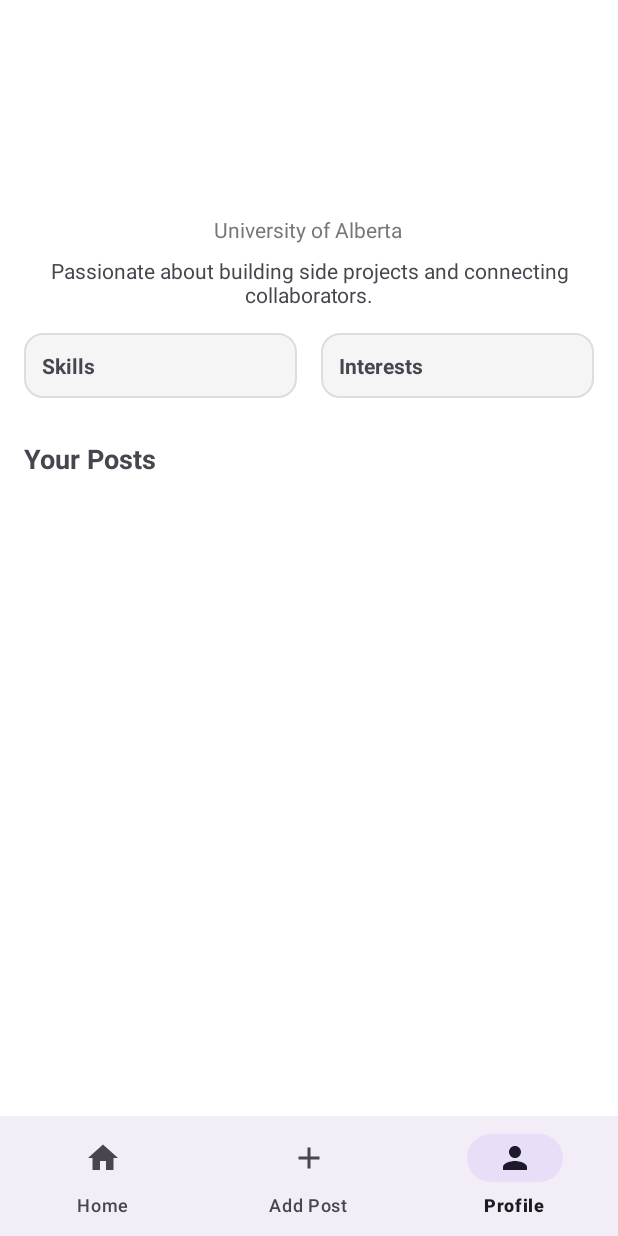
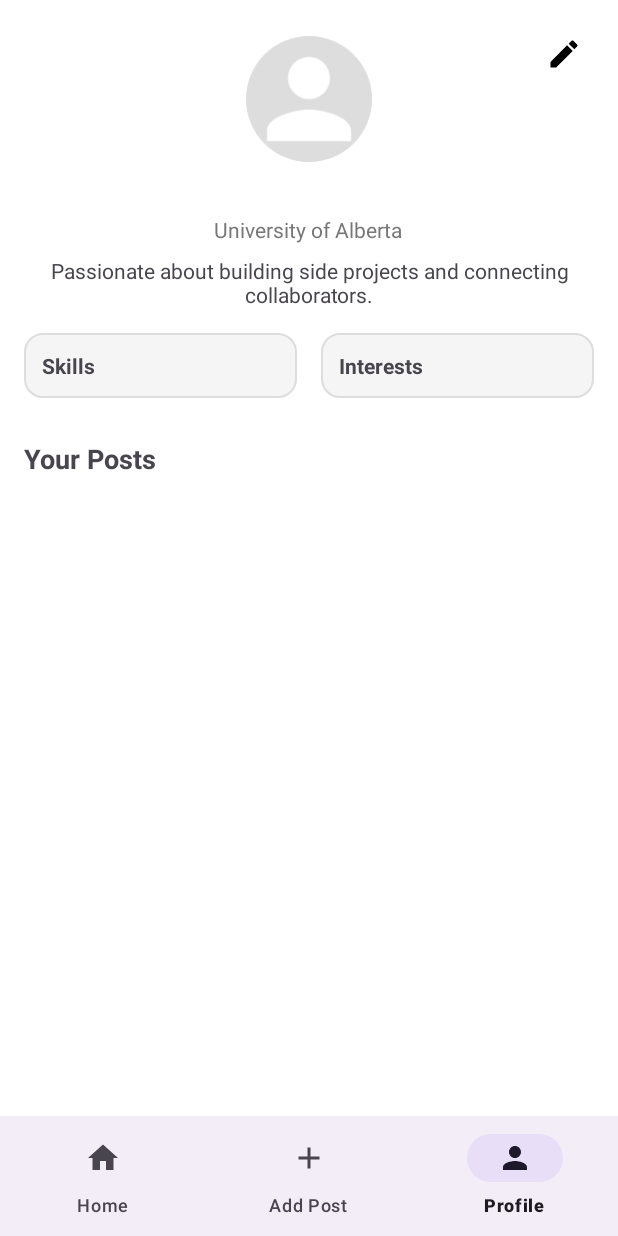
Before and after one commit to Roshan1299/DevSwipe, an Android app: the ProfileFragment screen opened through its navigation route, on a phone screen of 412 x 824 dp. Run offline under Robolectric (Android 15) with nearby library versions, the phone set to English and light mode, and no system bars; our stand-ins replace Firebase (no records; nobody signed in at launch, a user with empty details on screens opened directly), Picasso, navigation-ui; pictures from the network do not load.

Commit message:
ui: enhanced ui for home and profile fragments

```diff
--- a/code/app/src/main/res/layout/fragment_profile.xml
+++ b/code/app/src/main/res/layout/fragment_profile.xml
@@ -1,9 +1,14 @@
-<ScrollView xmlns:android="http://schemas.android.com/apk/res/android"
+<FrameLayout xmlns:android="http://schemas.android.com/apk/res/android"
     xmlns:app="http://schemas.android.com/apk/res-auto"
     android:layout_width="match_parent"
+    android:layout_height="match_parent">
+
+    <!-- Scrollable content -->
+    <ScrollView
+        android:layout_width="match_parent"
         android:layout_height="match_parent"
-    android:background="@color/white"
-    android:padding="16dp">
+        android:padding="16dp"
+        android:background="@color/white">
 
         <LinearLayout
             android:layout_width="match_parent"
@@ -11,14 +16,13 @@
             android:orientation="vertical">
 
             <!-- Profile Picture -->
-        <ImageView
+            <com.google.android.material.imageview.ShapeableImageView
                 android:id="@+id/profileImageView"
                 android:layout_width="100dp"
                 android:layout_height="100dp"
                 android:layout_gravity="center"
-            android:scaleType="centerCrop"
                 android:padding="8dp"
-            android:contentDescription="Profile picture" />
+                android:src="@drawable/ic_profile_placeholder"/>
 
             <!-- Name -->
             <TextView
@@ -121,6 +125,18 @@
                 android:minHeight="100dp"
                 android:overScrollMode="never"
                 android:nestedScrollingEnabled="false" />
-
         </LinearLayout>
     </ScrollView>
+
+    <!-- Edit Button on top right -->
+    <ImageButton
+        android:id="@+id/editProfileButton"
+        android:layout_width="40dp"
+        android:layout_height="40dp"
+        android:layout_gravity="top|end"
+        android:layout_margin="16dp"
+        android:background="?attr/selectableItemBackgroundBorderless"
+        android:contentDescription="Edit Profile"
+        android:src="@drawable/ic_edit"
+        />
+</FrameLayout>
```
Also changed, not shown: code/app/src/main/res/layout/fragment_home.xml (+0 -15 lines). Lines whose indentation alone changed are shown as unchanged.
